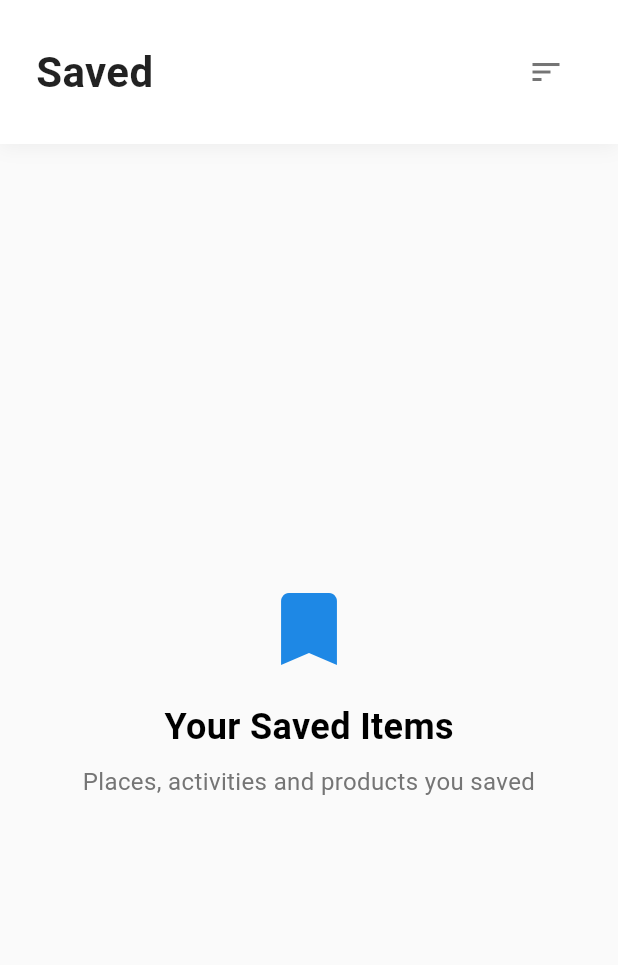
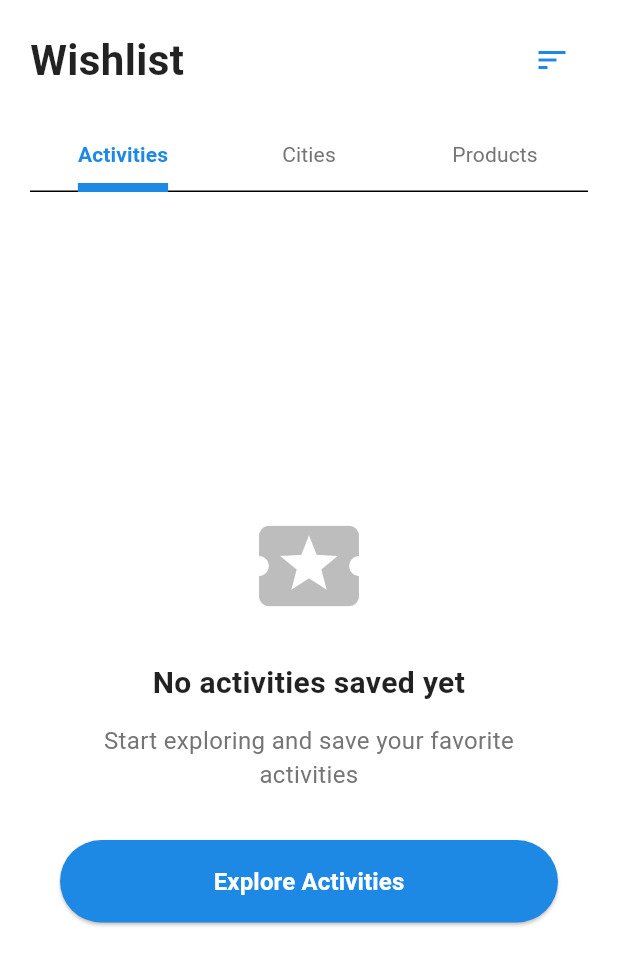
Before and after one commit to adnanejboub/tourisme_app_flutter, a Flutter app: the SavedPage screen opened by its route, on a phone screen of 412 x 824 dp. Shown: the top 965 px of the screen. Run offline on Flutter 3.47's test engine with Material 3 defaults, Android fonts, the phone set to English and light mode, and no system bars; our stand-ins replace flutter_bloc, image_picker, shared_preferences; accounts and stored records are empty; network calls fail.

Commit message:
fonctionnalité wishlist v1

```diff
--- a/lib/features/home/presentation/pages/main_navigation_page.dart
+++ b/lib/features/home/presentation/pages/main_navigation_page.dart
@@ -79,9 +79,9 @@ class _MainNavigationPageState extends State<MainNavigationPage> {
                   label: localizationService.translate('nav_products'),
                 ),
                 BottomNavigationBarItem(
-                  icon: Icon(Icons.bookmark_outline, size: 24),
-                  activeIcon: Icon(Icons.bookmark, size: 24),
-                  label: localizationService.translate('nav_saved'),
+                  icon: Icon(Icons.favorite_border, size: 24),
+                  activeIcon: Icon(Icons.favorite, size: 24),
+                  label: 'Wishlist',
                 ),
                 BottomNavigationBarItem(
                   icon: Icon(Icons.person_outline, size: 24),
--- a/lib/features/saved/presentation/pages/saved_page.dart
+++ b/lib/features/saved/presentation/pages/saved_page.dart
@@ -1,52 +1,240 @@
 import 'package:flutter/material.dart';
-import 'package:provider/provider.dart';
-import '../../../../core/services/localization_service.dart';
 import '../../../../core/constants/constants.dart';
 
-class SavedPage extends StatelessWidget {
+class SavedPage extends StatefulWidget {
   const SavedPage({Key? key}) : super(key: key);
 
   @override
+  State<SavedPage> createState() => _SavedPageState();
+}
+
+class _SavedPageState extends State<SavedPage> with SingleTickerProviderStateMixin {
+  late TabController _tabController;
+  int _currentIndex = 0;
+
+  @override
+  void initState() {
+    super.initState();
+    _tabController = TabController(length: 3, vsync: this);
+  }
+
+  @override
+  void dispose() {
+    _tabController.dispose();
+    super.dispose();
+  }
+
+  @override
   Widget build(BuildContext context) {
-    return Consumer<LocalizationService>(
-      builder: (context, localizationService, child) {
     return Scaffold(
-          backgroundColor: Colors.grey[50],
+      backgroundColor: Colors.white,
       body: SafeArea(
-            child: LayoutBuilder(
-              builder: (context, constraints) {
-                final screenWidth = constraints.maxWidth;
-                final screenHeight = constraints.maxHeight;
-                final isTablet = screenWidth > 600;
-                final isDesktop = screenWidth > 900;
-                final isLandscape = screenWidth > screenHeight;
-
-                return Column(
+        child: Column(
           children: [
-                    _buildHeader(localizationService, screenWidth, isTablet, isDesktop),
+            _buildHeader(),
+            _buildTabBar(),
             Expanded(
-                      child: _buildContent(localizationService, screenWidth, screenHeight, isTablet, isDesktop, isLandscape),
+              child: TabBarView(
+                controller: _tabController,
+                children: [
+                  _buildActivitiesTab(),
+                  _buildCitiesTab(),
+                  _buildProductsTab(),
+                ],
+              ),
             ),
           ],
-                );
-              },
         ),
       ),
     );
+  }
+
+  Widget _buildHeader() {
+    return Container(
+      padding: const EdgeInsets.symmetric(horizontal: 20, vertical: 16),
+      child: Row(
+        children: [
+          const Expanded(
+            child: Text(
+              'Wishlist',
+              style: TextStyle(
+                fontSize: 28,
+                fontWeight: FontWeight.bold,
+                color: Colors.black87,
+              ),
+            ),
+          ),
+          IconButton(
+            icon: Icon(Icons.sort, color: Color(AppConstants.primaryColor), size: 24),
+            onPressed: () {},
+          ),
+        ],
+      ),
+    );
+  }
+
+  Widget _buildTabBar() {
+    return Container(
+      margin: const EdgeInsets.symmetric(horizontal: 20),
+      child: TabBar(
+        controller: _tabController,
+        indicator: UnderlineTabIndicator(
+          borderSide: BorderSide(width: 6, color: Color(AppConstants.primaryColor)),
+          insets: EdgeInsets.zero,
+        ),
+        labelColor: Color(AppConstants.primaryColor),
+        unselectedLabelColor: Colors.grey[600],
+        labelStyle: const TextStyle(fontWeight: FontWeight.w600, fontSize: 14),
+        unselectedLabelStyle: const TextStyle(fontWeight: FontWeight.normal, fontSize: 14),
+        tabs: const [
+          Tab(text: 'Activities'),
+          Tab(text: 'Cities'),
+          Tab(text: 'Products'),
+        ],
+      ),
+    );
+  }
+
+  Widget _buildActivitiesTab() {
+    // TODO: Replace with real activities data
+    final activities = <Map<String, dynamic>>[]; // Empty for now
+
+    if (activities.isEmpty) {
+      return _buildEmptyState(
+        icon: Icons.local_activity,
+        title: 'No activities saved yet',
+        subtitle: 'Start exploring and save your favorite activities',
+        actionText: 'Explore Activities',
+        onAction: () {},
+      );
+    }
+
+    return ListView.builder(
+      padding: const EdgeInsets.all(20),
+      itemCount: activities.length,
+      itemBuilder: (context, index) {
+        final activity = activities[index];
+        return _buildActivityCard(activity);
       },
     );
   }
 
-  Widget _buildHeader(LocalizationService localizationService, double screenWidth, bool isTablet, bool isDesktop) {
-    final titleSize = isDesktop ? 32.0 : (isTablet ? 30.0 : 28.0);
-    final iconSize = isDesktop ? 28.0 : (isTablet ? 26.0 : 24.0);
-    final padding = isDesktop ? 32.0 : (isTablet ? 28.0 : 24.0);
+  Widget _buildCitiesTab() {
+    // TODO: Replace with real cities data
+    final cities = <Map<String, dynamic>>[]; // Empty for now
 
+    if (cities.isEmpty) {
+      return _buildEmptyState(
+        icon: Icons.location_city,
+        title: 'No cities saved yet',
+        subtitle: 'Save cities you want to visit',
+        actionText: 'Explore Cities',
+        onAction: () {},
+      );
+    }
+
+    return ListView.builder(
+      padding: const EdgeInsets.all(20),
+      itemCount: cities.length,
+      itemBuilder: (context, index) {
+        final city = cities[index];
+        return _buildCityCard(city);
+      },
+    );
+  }
+
+  Widget _buildProductsTab() {
+    // TODO: Replace with real products data
+    final products = <Map<String, dynamic>>[]; // Empty for now
+
+    if (products.isEmpty) {
+      return _buildEmptyState(
+        icon: Icons.shopping_bag,
+        title: 'No products saved yet',
+        subtitle: 'Save products you want to buy',
+        actionText: 'Explore Products',
+        onAction: () {},
+      );
+    }
+
+    return ListView.builder(
+      padding: const EdgeInsets.all(20),
+      itemCount: products.length,
+      itemBuilder: (context, index) {
+        final product = products[index];
+        return _buildProductCard(product);
+      },
+    );
+  }
+
+  Widget _buildEmptyState({
+    required IconData icon,
+    required String title,
+    required String subtitle,
+    required String actionText,
+    required VoidCallback onAction,
+  }) {
+    return Center(
+      child: Padding(
+        padding: const EdgeInsets.symmetric(horizontal: 40),
+        child: Column(
+          mainAxisAlignment: MainAxisAlignment.center,
+          children: [
+            Icon(
+              icon,
+              size: 80,
+              color: Colors.grey[400],
+            ),
+            const SizedBox(height: 24),
+            Text(
+              title,
+              style: const TextStyle(
+                fontSize: 20,
+                fontWeight: FontWeight.bold,
+                color: Colors.black87,
+              ),
+              textAlign: TextAlign.center,
+            ),
+            const SizedBox(height: 12),
+            Text(
+              subtitle,
+              style: TextStyle(
+                fontSize: 16,
+                color: Colors.grey[600],
+              ),
+              textAlign: TextAlign.center,
+            ),
+            const SizedBox(height: 32),
+            SizedBox(
+              width: double.infinity,
+              child: ElevatedButton(
+                style: ElevatedButton.styleFrom(
+                  backgroundColor: Color(AppConstants.primaryColor),
+                  foregroundColor: Colors.white,
+                  shape: RoundedRectangleBorder(
+                    borderRadius: BorderRadius.circular(32),
+                  ),
+                  padding: const EdgeInsets.symmetric(vertical: 16),
+                ),
+                onPressed: onAction,
+                child: Text(
+                  actionText,
+                  style: const TextStyle(fontSize: 16, fontWeight: FontWeight.bold),
+                ),
+              ),
+            ),
+          ],
+        ),
+      ),
+    );
+  }
+
+  Widget _buildActivityCard(Map<String, dynamic> activity) {
     return Container(
-      width: double.infinity,
-      padding: EdgeInsets.all(padding),
+      margin: const EdgeInsets.only(bottom: 16),
       decoration: BoxDecoration(
         color: Colors.white,
+        borderRadius: BorderRadius.circular(12),
         boxShadow: [
           BoxShadow(
             color: Colors.black.withOpacity(0.05),
@@ -55,145 +243,83 @@ class SavedPage extends StatelessWidget {
           ),
         ],
       ),
-      child: Row(
-        children: [
-          Expanded(
-            child: FittedBox(
-              fit: BoxFit.scaleDown,
-              alignment: Alignment.centerLeft,
-              child: Text(
-                localizationService.translate('nav_saved'),
-                style: TextStyle(
-                  fontSize: titleSize,
-                  fontWeight: FontWeight.bold,
-                  color: Colors.black87,
+      child: ListTile(
+        leading: CircleAvatar(
+          backgroundColor: Color(AppConstants.primaryColor),
+          child: Icon(Icons.local_activity, color: Colors.white),
         ),
+        title: Text(
+          activity['title'] ?? 'Activity',
+          style: const TextStyle(fontWeight: FontWeight.w600),
         ),
+        subtitle: Text(activity['location'] ?? 'Location'),
+        trailing: IconButton(
+          icon: Icon(Icons.favorite, color: Color(AppConstants.primaryColor)),
+          onPressed: () {},
         ),
-          ),
-          SizedBox(width: isDesktop ? 20 : 16),
-          IconButton(
-            icon: Icon(
-              Icons.sort,
-              color: Colors.grey[600],
-              size: iconSize,
-            ),
-            onPressed: () {},
-            padding: EdgeInsets.all(isDesktop ? 12 : 8),
-          ),
-        ],
       ),
     );
   }
 
-  Widget _buildContent(
-      LocalizationService localizationService,
-      double screenWidth,
-      double screenHeight,
-      bool isTablet,
-      bool isDesktop,
-      bool isLandscape,
-      ) {
-    final iconSize = isDesktop ? 80.0 : (isTablet ? 72.0 : 64.0);
-    final titleSize = isDesktop ? 28.0 : (isTablet ? 26.0 : 24.0);
-    final subtitleSize = isDesktop ? 18.0 : (isTablet ? 17.0 : 16.0);
-    final spacing = isDesktop ? 24.0 : (isTablet ? 20.0 : 16.0);
-    final maxWidth = isDesktop ? 600.0 : (isTablet ? 500.0 : screenWidth * 0.85);
-
-    if (isLandscape && !isDesktop) {
-      return Row(
-        children: [
-          Expanded(
-            flex: 2,
-            child: Center(
-              child: Icon(
-                Icons.bookmark,
-                size: iconSize * 0.8,
-                color: Color(AppConstants.primaryColor),
-              ),
-            ),
-          ),
-          Expanded(
-            flex: 3,
-            child: Center(
-              child: Container(
-                constraints: BoxConstraints(maxWidth: maxWidth),
-                child: Column(
-                  mainAxisAlignment: MainAxisAlignment.center,
-                  crossAxisAlignment: CrossAxisAlignment.center,
-                  children: [
-                    FittedBox(
-                      fit: BoxFit.scaleDown,
-                      child: Text(
-                        localizationService.translate('saved_title'),
-                        style: TextStyle(
-                          fontSize: titleSize,
-                          fontWeight: FontWeight.bold,
-                        ),
-                        textAlign: TextAlign.center,
-                      ),
-                    ),
-                    SizedBox(height: spacing * 0.5),
-                    Text(
-                      localizationService.translate('saved_subtitle'),
-                      style: TextStyle(
-                        color: Colors.grey[600],
-                        fontSize: subtitleSize,
-                      ),
-                      textAlign: TextAlign.center,
-                      maxLines: 3,
-                      overflow: TextOverflow.ellipsis,
+  Widget _buildCityCard(Map<String, dynamic> city) {
+    return Container(
+      margin: const EdgeInsets.only(bottom: 16),
+      decoration: BoxDecoration(
+        color: Colors.white,
+        borderRadius: BorderRadius.circular(12),
+        boxShadow: [
+          BoxShadow(
+            color: Colors.black.withOpacity(0.05),
+            blurRadius: 10,
+            offset: Offset(0, 2),
           ),
         ],
       ),
+      child: ListTile(
+        leading: CircleAvatar(
+          backgroundColor: Color(AppConstants.primaryColor),
+          child: Icon(Icons.location_city, color: Colors.white),
+        ),
+        title: Text(
+          city['name'] ?? 'City',
+          style: const TextStyle(fontWeight: FontWeight.w600),
+        ),
+        subtitle: Text(city['country'] ?? 'Country'),
+        trailing: IconButton(
+          icon: Icon(Icons.favorite, color: Color(AppConstants.primaryColor)),
+          onPressed: () {},
         ),
       ),
-          ),
-        ],
     );
   }
 
-    return Center(
-      child: SingleChildScrollView(
-        padding: EdgeInsets.symmetric(
-          horizontal: isDesktop ? 48 : (isTablet ? 32 : 24),
-          vertical: isDesktop ? 32 : (isTablet ? 24 : 16),
-        ),
-        child: Container(
-          constraints: BoxConstraints(maxWidth: maxWidth),
-          child: Column(
-            mainAxisAlignment: MainAxisAlignment.center,
-            children: [
-              Icon(
-                Icons.bookmark,
-                size: iconSize,
-                color: Color(AppConstants.primaryColor),
-              ),
-              SizedBox(height: spacing),
-              FittedBox(
-                fit: BoxFit.scaleDown,
-                child: Text(
-                  localizationService.translate('saved_title'),
-                  style: TextStyle(
-                    fontSize: titleSize,
-                    fontWeight: FontWeight.bold,
-                  ),
-                  textAlign: TextAlign.center,
-                ),
-              ),
-              SizedBox(height: spacing * 0.5),
-              Text(
-                localizationService.translate('saved_subtitle'),
-                style: TextStyle(
-                  color: Colors.grey[600],
-                  fontSize: subtitleSize,
-                ),
-                textAlign: TextAlign.center,
-                maxLines: 4,
-                overflow: TextOverflow.ellipsis,
+  Widget _buildProductCard(Map<String, dynamic> product) {
+    return Container(
+      margin: const EdgeInsets.only(bottom: 16),
+      decoration: BoxDecoration(
+        color: Colors.white,
+        borderRadius: BorderRadius.circular(12),
+        boxShadow: [
+          BoxShadow(
+            color: Colors.black.withOpacity(0.05),
+            blurRadius: 10,
+            offset: Offset(0, 2),
           ),
         ],
       ),
+      child: ListTile(
+        leading: CircleAvatar(
+          backgroundColor: Color(AppConstants.primaryColor),
+          child: Icon(Icons.shopping_bag, color: Colors.white),
+        ),
+        title: Text(
+          product['name'] ?? 'Product',
+          style: const TextStyle(fontWeight: FontWeight.w600),
+        ),
+        subtitle: Text(product['price'] ?? 'Price'),
+        trailing: IconButton(
+          icon: Icon(Icons.favorite, color: Color(AppConstants.primaryColor)),
+          onPressed: () {},
         ),
       ),
     );
```
Lines whose indentation alone changed are shown as unchanged.
